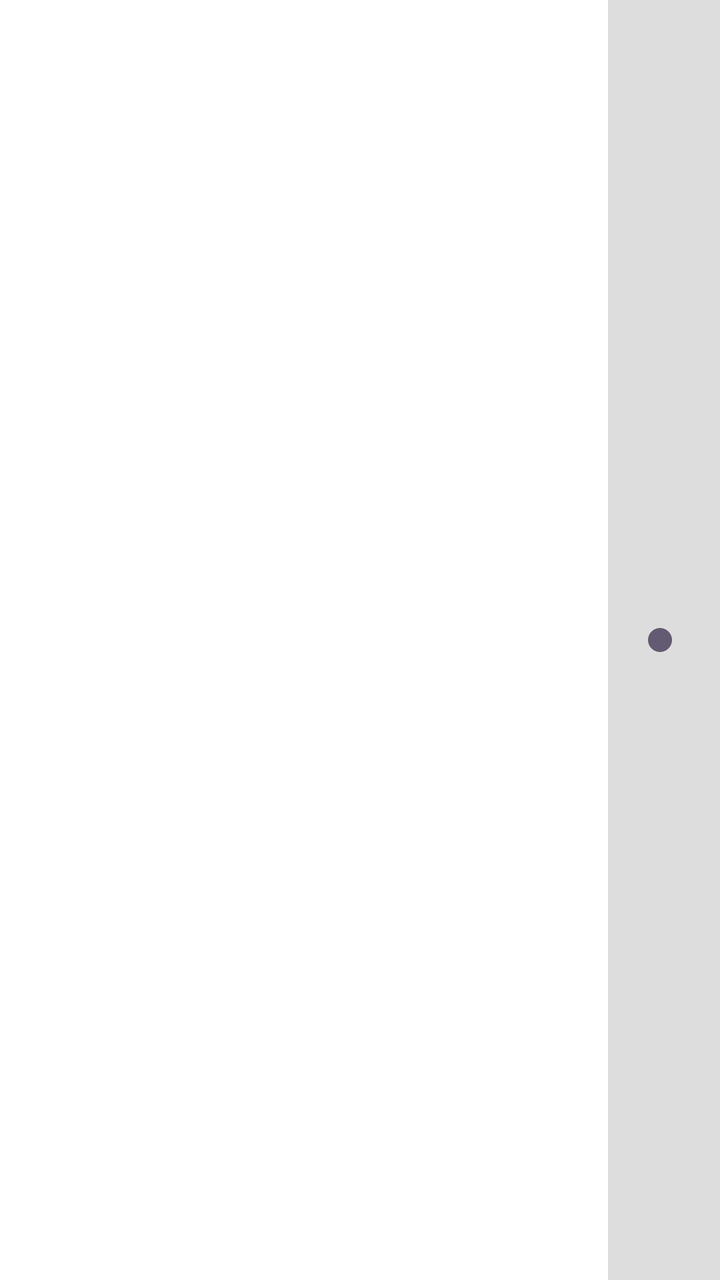
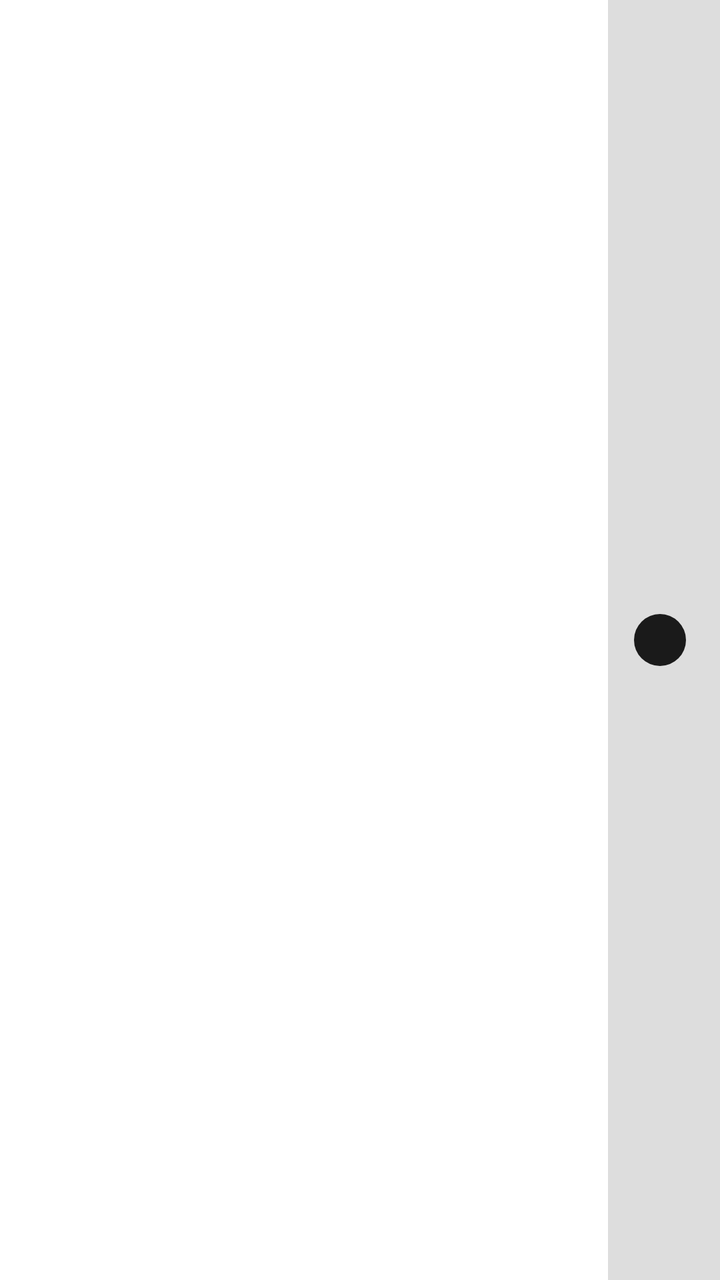

Two renders of the same Android screen: before a commit and after it. Below are the layout's source before the change and the commit's diff.
<!-- AndroidManifest.xml: application theme Theme.EmbiggenIt -->
<!-- res/layout/activity_fullscreen.xml -->
<?xml version="1.0" encoding="utf-8"?>
<LinearLayout
    xmlns:android="http://schemas.android.com/apk/res/android"
    android:id="@+id/fullscreenRoot"
    android:layout_width="match_parent"
    android:layout_height="match_parent"
    android:orientation="horizontal"
    android:background="@color/background">

    
    <ScrollView
        android:id="@+id/fullscreenScroll"
        android:layout_width="0dp"
        android:layout_height="match_parent"
        android:layout_weight="1"
        android:fillViewport="true">

        <com.google.android.material.textview.MaterialTextView
            android:id="@+id/fullscreenText"
            android:layout_width="match_parent"
            android:layout_height="wrap_content"
            android:padding="24dp"
            android:textColor="@color/text_primary"
            android:textSize="48sp"
            android:lineSpacingMultiplier="1.25"
            android:breakStrategy="simple"
            android:hyphenationFrequency="none"
            android:fontFamily="sans-serif"
            android:gravity="top|start" />

    </ScrollView>

    
    <FrameLayout
        android:id="@+id/sliderBar"
        android:layout_width="56dp"
        android:layout_height="match_parent"
        android:background="@color/slider_bar_background"
        android:clickable="true"
        android:focusable="true">

        <SeekBar
            android:id="@+id/textSizeSeekBar"
            android:layout_width="wrap_content"
            android:layout_height="wrap_content"
            android:layout_gravity="center"
            android:max="64"
            android:progress="16" />

    </FrameLayout>

</LinearLayout>
<!-- resources referenced by this layout -->
<resources>
  <color name="background">#FFFFFF</color>
  <color name="slider_bar_background">#22000000</color>
  <color name="text_primary">#000000</color>
  <style name="Theme.EmbiggenIt" parent="Theme.Material3.Light.NoActionBar">
          <item name="colorPrimary">@color/colorPrimary</item>
          <item name="colorPrimaryVariant">@color/colorPrimaryVariant</item>
          <item name="colorOnPrimary">@color/colorOnPrimary</item>
          <item name="android:windowBackground">@color/background</item>
          <item name="android:statusBarColor">@color/background</item>
          <item name="android:navigationBarColor">@color/background</item>
          <item name="android:windowLightStatusBar">true</item>
      </style>
  <color name="colorPrimary">#1A1A1A</color>
  <color name="colorPrimaryVariant">#333333</color>
  <color name="colorOnPrimary">#FFFFFF</color>
</resources>

<!-- the commit's change to res/layout/activity_fullscreen.xml (unified diff, before → after) -->
@@ -45,7 +45,9 @@
             android:layout_height="wrap_content"
             android:layout_gravity="center"
             android:max="64"
-            android:progress="16" />
+            android:progress="16"
+            android:thumb="@drawable/seekbar_thumb"
+            android:splitTrack="false"/>
 
     </FrameLayout>
 
<!-- resource entries referenced after the edit -->
@@ -3,6 +3,13 @@
   <color name="background">#FFFFFF</color>
   <color name="slider_bar_background">#22000000</color>
   <color name="text_primary">#000000</color>
+  <!-- drawable seekbar_thumb (drawable) -->
+  <?xml version="1.0" encoding="utf-8"?>
+  <shape xmlns:android="http://schemas.android.com/apk/res/android"
+      android:shape="oval">
+      <solid android:color="?attr/colorPrimary" />
+      <size android:width="26dp" android:height="26dp" />
+  </shape>
   <style name="Theme.EmbiggenIt" parent="Theme.Material3.Light.NoActionBar">
           <item name="colorPrimary">@color/colorPrimary</item>
           <item name="colorPrimaryVariant">@color/colorPrimaryVariant</item>
